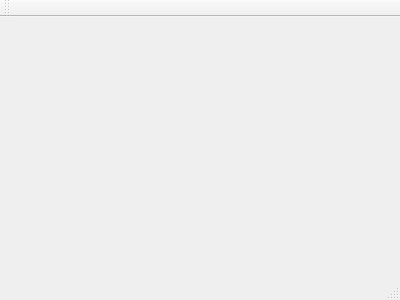
Old version of the form mainwindow.ui in the repository yangsheng6810/pvz.
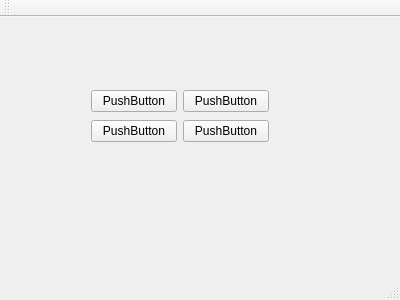
New version of the form.

Commit message: try qt

The edit to the form file:
```diff
--- a/mainwindow.ui
+++ b/mainwindow.ui
@@ -12,13 +12,69 @@
   <property name="windowTitle" >
    <string>MainWindow</string>
   </property>
-  <widget class="QMenuBar" name="menuBar" />
-  <widget class="QToolBar" name="mainToolBar" />
-  <widget class="QWidget" name="centralWidget" />
-  <widget class="QStatusBar" name="statusBar" />
+  <widget class="QWidget" name="centralWidget">
+   <widget class="QWidget" name="gridLayoutWidget">
+    <property name="geometry">
+     <rect>
+      <x>80</x>
+      <y>60</y>
+      <width>200</width>
+      <height>80</height>
+     </rect>
+    </property>
+    <layout class="QGridLayout" name="gridLayout">
+     <item row="0" column="0">
+      <widget class="QPushButton" name="pushButton_2">
+       <property name="text">
+        <string>PushButton</string>
+       </property>
+      </widget>
+     </item>
+     <item row="1" column="0">
+      <widget class="QPushButton" name="pushButton">
+       <property name="text">
+        <string>PushButton</string>
+       </property>
+      </widget>
+     </item>
+     <item row="1" column="1">
+      <widget class="QPushButton" name="pushButton_3">
+       <property name="text">
+        <string>PushButton</string>
+       </property>
+      </widget>
+     </item>
+     <item row="0" column="1">
+      <widget class="QPushButton" name="pushButton_4">
+       <property name="text">
+        <string>PushButton</string>
+       </property>
+      </widget>
+     </item>
+    </layout>
+   </widget>
+  </widget>
+  <widget class="QMenuBar" name="menuBar">
+   <property name="geometry">
+    <rect>
+     <x>0</x>
+     <y>0</y>
+     <width>400</width>
+     <height>24</height>
+    </rect>
+   </property>
+  </widget>
+  <widget class="QToolBar" name="mainToolBar">
+   <attribute name="toolBarArea">
+    <enum>TopToolBarArea</enum>
+   </attribute>
+   <attribute name="toolBarBreak">
+    <bool>false</bool>
+   </attribute>
+  </widget>
+  <widget class="QStatusBar" name="statusBar"/>
  </widget>
- <layoutDefault spacing="6" margin="11" />
- <pixmapfunction></pixmapfunction>
+ <layoutdefault spacing="6" margin="11"/>
  <resources/>
  <connections/>
 </ui>
```
Left out of the diff: 7 changed lines with no effect on the pictures. The commit also changes 1 other file.
